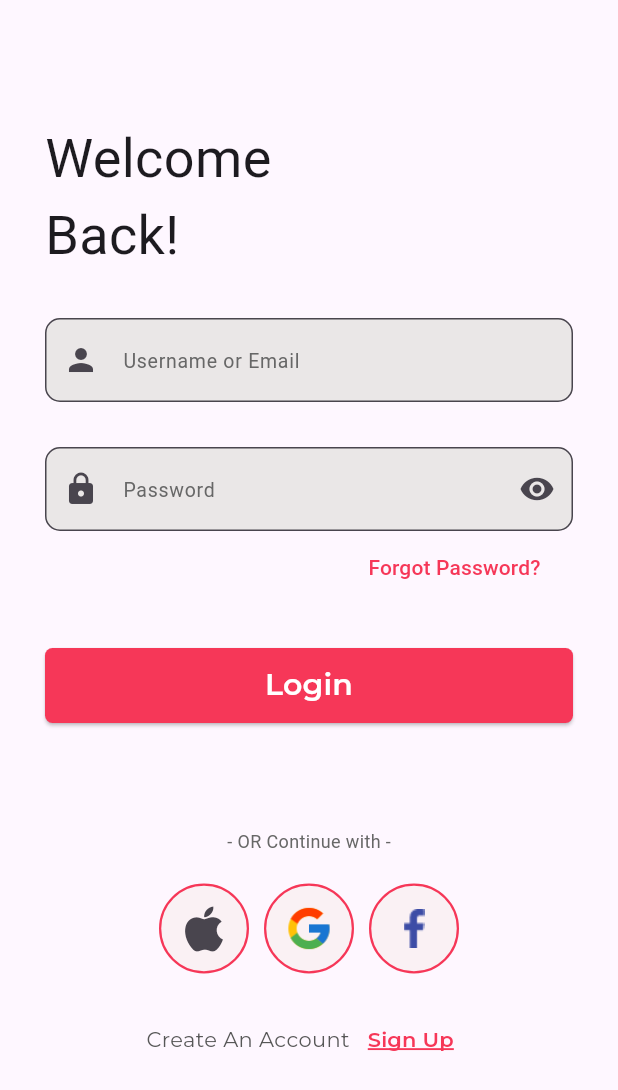
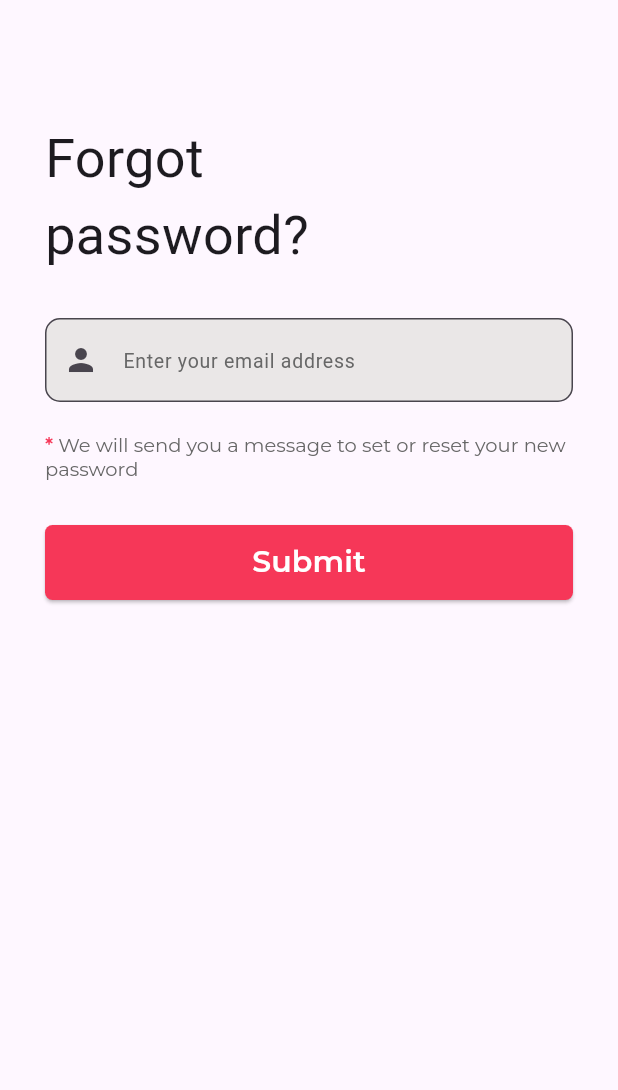
Before and after one commit to khateeb816/online-store-flutter-app, a Flutter app: the screen it shows after launch, after a tap on "Skip", after a tap on "Forgot Password?", on a phone screen of 412 x 824 dp. Shown: the top 1090 px of the screen. Run offline on Flutter 3.47's test engine with Material 3 defaults, Android fonts, the phone set to English and light mode, and no system bars; our stand-ins replace shared_preferences; Roboto replaces fonts that are missing (Montserrat-ExtraBold); project files that could hold a hidden picture were left out.

Commit message:
Forhet password page added

```diff
--- a/lib/pages/auth/login.dart
+++ b/lib/pages/auth/login.dart
@@ -1,5 +1,6 @@
 import 'package:flutter/material.dart';
 import 'package:online_store/pages/auth/register.dart';
+import 'package:online_store/pages/forget_password/index.dart';
 
 class LoginPage extends StatefulWidget {
   @override
@@ -75,7 +76,12 @@ class _LoginPageState extends State<LoginPage> {
               padding: EdgeInsets.only(left: 194),
               width: double.infinity,
               child: TextButton(
-                onPressed: () {},
+                onPressed: () {
+                  Navigator.push(
+                    context,
+                    MaterialPageRoute(builder: (context) => ForgetPasswordPage()),
+                  );
+                },
                 child: Text(
                   "Forgot Password?",
                   textAlign: TextAlign.end,
--- /dev/null
+++ b/lib/pages/forget_password/index.dart
@@ -0,0 +1,90 @@
+import 'package:flutter/material.dart';
+import 'package:online_store/pages/auth/register.dart';
+
+class ForgetPasswordPage extends StatefulWidget {
+  @override
+  State<ForgetPasswordPage> createState() => _ForgetPasswordPageState();
+}
+
+class _ForgetPasswordPageState extends State<ForgetPasswordPage> {
+  var emailController = TextEditingController();
+
+  @override
+  Widget build(BuildContext context) {
+    return Scaffold(
+      body: Padding(
+        padding: const EdgeInsets.only(left: 30, right: 30, top: 80),
+        child: Column(
+          crossAxisAlignment: CrossAxisAlignment.start,
+          children: [
+            Text(
+              "Forgot\npassword?",
+              style: TextStyle(
+                fontSize: 36,
+                fontFamily: "Montserrat-ExtraBold",
+              ),
+              textAlign: TextAlign.start,
+            ),
+            SizedBox(height: 30),
+            TextField(
+              keyboardType: TextInputType.emailAddress,
+              controller: emailController,
+              decoration: InputDecoration(
+                filled: true,
+                fillColor: Color(0xFFEAE7E7),
+                prefixIcon: Icon(Icons.person),
+                hintStyle: TextStyle(fontSize: 13, color: Color(0xFF676767)),
+                hintText: "Enter your email address",
+                border: OutlineInputBorder(
+                  borderRadius: BorderRadius.circular(10),
+                ),
+                focusColor: Colors.white,
+              ),
+            ),
+            SizedBox(height: 20),
+            RichText(
+              text: TextSpan(
+                text: '*',
+                style: TextStyle(
+                  fontSize: 13,
+                  color: Color(0xFFF63758),
+                  fontFamily: "Montserrat-SemiBold",
+                ),
+                children: <TextSpan>[
+                  TextSpan(
+                    text: ' We will send you a message to set or reset your new password',
+                    style: TextStyle(
+                      color: Color(0xFF676767),
+
+                      fontFamily: "Montserrat-Regular",
+                    ),
+                  ),
+
+                ],
+              ),
+            ),
+            SizedBox(height: 30),
+            ElevatedButton(
+              style: ElevatedButton.styleFrom(
+                backgroundColor: Color(0xFFF63758),
+                shape: RoundedRectangleBorder(
+                  borderRadius: BorderRadius.circular(5),
+                ),
+                minimumSize: Size(double.infinity, 50),
+              ),
+              onPressed: () {},
+              child: Text(
+                "Submit",
+                style: TextStyle(
+                  color: Colors.white,
+                  fontSize: 20,
+                  fontFamily: "Montserrat-SemiBold",
+                ),
+              ),
+            ),
+          ],
+        ),
+      ),
+    );
+  }
+}
```
